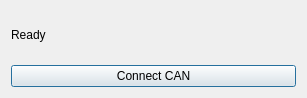
Before: the Qt Designer form ui/connectionsettings.ui in fearricepudding/ECUPWN_APP, drawn with Qt 5.
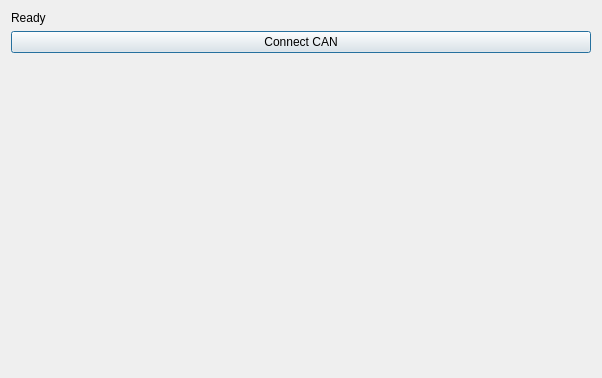
After: the same form once the commit is applied.

What changed in the file:
```diff
--- a/ui/connectionsettings.ui
+++ b/ui/connectionsettings.ui
@@ -6,13 +6,15 @@
    <rect>
     <x>0</x>
     <y>0</y>
-    <width>307</width>
-    <height>98</height>
+    <width>602</width>
+    <height>378</height>
    </rect>
   </property>
   <property name="windowTitle">
    <string>Dialog</string>
   </property>
+  <layout class="QHBoxLayout" name="horizontalLayout">
+   <item>
   <layout class="QVBoxLayout" name="verticalLayout">
    <item>
     <widget class="QLabel" name="status">
@@ -27,6 +29,21 @@
       <string>Connect CAN</string>
      </property>
     </widget>
+     </item>
+     <item>
+      <spacer name="verticalSpacer">
+       <property name="orientation">
+        <enum>Qt::Vertical</enum>
+       </property>
+       <property name="sizeHint" stdset="0">
+        <size>
+         <width>20</width>
+         <height>40</height>
+        </size>
+       </property>
+      </spacer>
+     </item>
+    </layout>
    </item>
   </layout>
  </widget>
```
Lines whose indentation alone changed are shown as unchanged.
